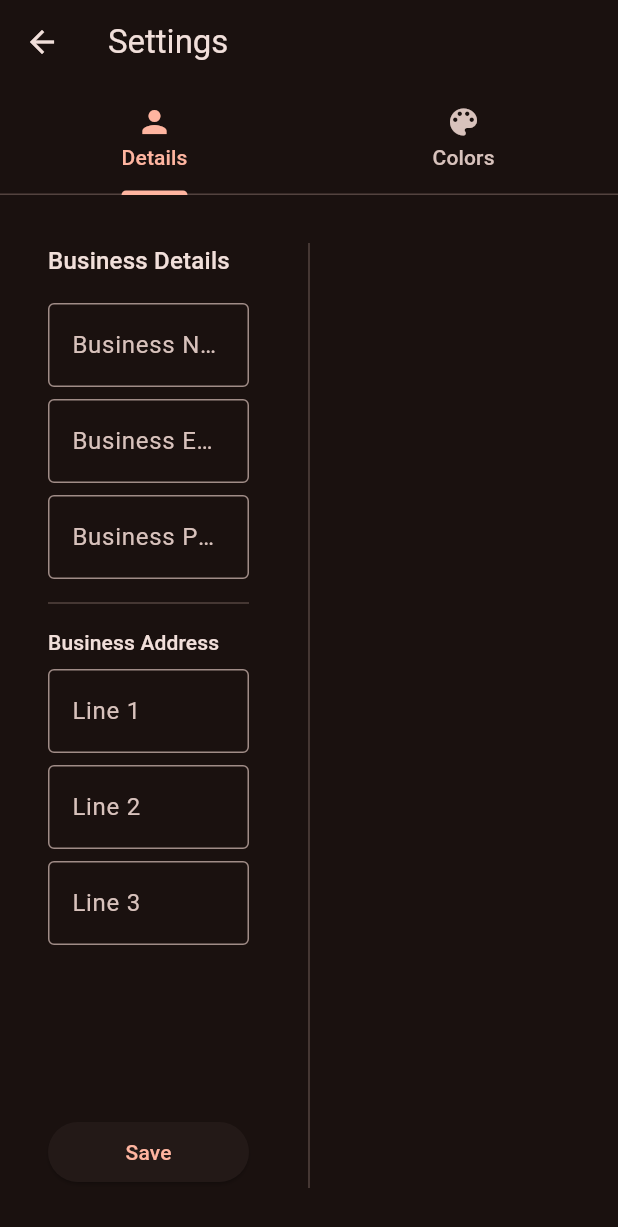
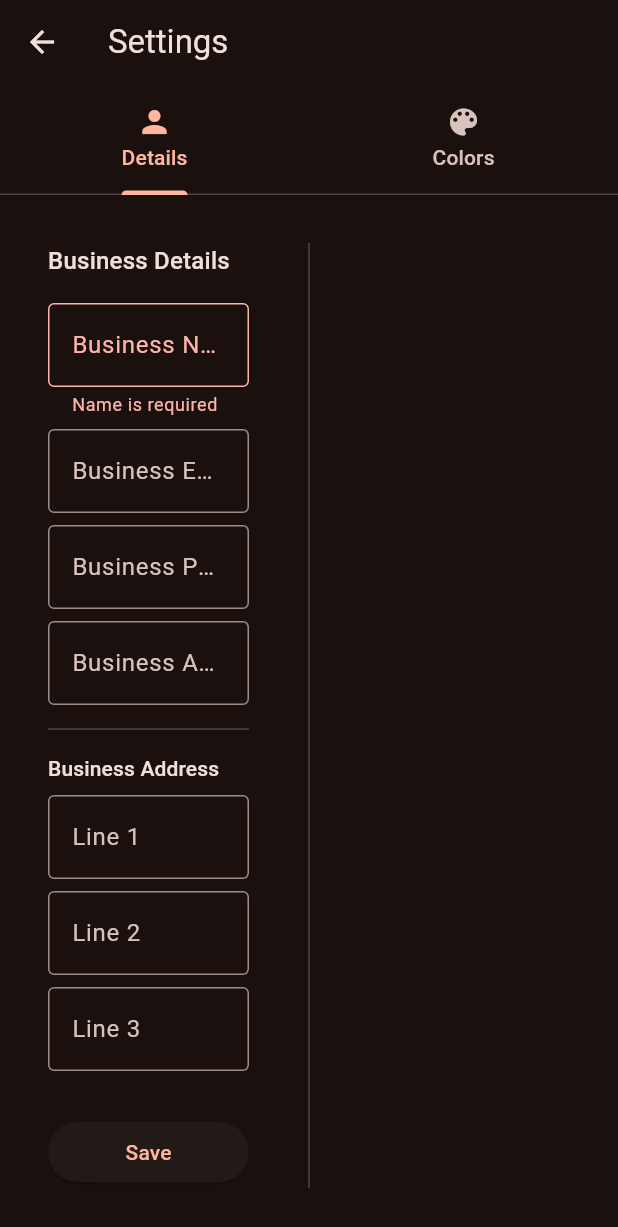
Before and after one commit to AdithaD/job_app, a Flutter app: the SettingsPage screen opened directly, after a tap on "Save", on a phone screen of 412 x 824 dp. Shown: the top 1227 px of the screen. Run offline on Flutter 3.47's test engine with Material 3 defaults, Android fonts, the phone set to English and light mode, and no system bars; our stand-ins replace file_picker, flutter_colorpicker, flutter_riverpod, pdf, pocketbase, riverpod and 2 more; accounts and stored records are empty; network calls fail.

Commit message:
added business details saving / quote integration

```diff
--- a/lib/api.dart
+++ b/lib/api.dart
@@ -15,6 +15,11 @@ final authStorePod = FutureProvider((ref) async {
   var pb = await ref.watch(pocketBasePod.future);
 
   return pb.authStore;
+});
+
+final userPod = FutureProvider((ref) async {
+  var pb = await ref.watch(pocketBasePod.future);
+  return pb.authStore.model;
 });
 
 final userId = FutureProvider((ref) async {
@@ -94,6 +99,13 @@ final allTagColorsPod = FutureProvider((ref) async {
   return pod.getFullList();
 });
 
+final userDetailsPod = FutureProvider((ref) async {
+  var pb = await ref.watch(pocketBasePod.future);
+  var uId = await ref.watch(userId.future);
+
+  return pb.collection('users').getOne(uId);
+});
+
 Future<void> requestErrorHandler(
     BuildContext context, Future Function() function,
     {String? customMessage}) async {
--- a/lib/models/business_details.dart
+++ b/lib/models/business_details.dart
@@ -20,7 +20,8 @@ class BusinessDetails {
       _$BusinessDetailsFromJson(json);
 
   factory BusinessDetails.fromRecord(RecordModel rm) =>
-      BusinessDetails.fromJson(rm.toJson());
+      BusinessDetails.fromJson(
+          rm.toJson()["businessDetails"] as Map<String, dynamic>);
 
   Map<String, dynamic> toJson() => _$BusinessDetailsToJson(this);
 
--- /dev/null
+++ b/lib/models/user.dart
@@ -0,0 +1,37 @@
+import 'package:job_app/models/business_details.dart';
+import 'package:job_app/models/payment_details.dart';
+import 'package:json_annotation/json_annotation.dart';
+import 'package:pocketbase/pocketbase.dart';
+
+part 'user.g.dart';
+
+@JsonSerializable()
+class User {
+  String? id;
+  String email;
+  String name;
+  String username;
+  bool verified;
+
+  BusinessDetails? business;
+  PaymentDetails? payment;
+
+  String? logo;
+
+  factory User.fromJson(Map<String, dynamic> json) => _$UserFromJson(json);
+
+  factory User.fromRecord(RecordModel record) => User.fromJson(record.data);
+
+  Map<String, dynamic> toJson() => _$UserToJson(this);
+
+  User({
+    required this.id,
+    required this.email,
+    required this.name,
+    required this.username,
+    required this.verified,
+    this.logo,
+    this.business,
+    this.payment,
+  });
+}
--- a/lib/pages/settings_page.dart
+++ b/lib/pages/settings_page.dart
@@ -3,20 +3,20 @@ import 'package:flutter_colorpicker/flutter_colorpicker.dart';
 import 'package:flutter_riverpod/flutter_riverpod.dart';
 import 'package:job_app/api.dart';
 import 'package:job_app/components/tag_list.dart';
+import 'package:job_app/models/business_details.dart';
 import 'package:job_app/models/tag.dart';
 import 'package:job_app/models/tag_colors.dart';
-import 'package:job_app/pages/view_job/view_job_page.dart';
+import 'package:job_app/models/user.dart';
 
-class SettingsPage extends StatefulWidget {
-  const SettingsPage({Key? key}) : super(key: key);
+class SettingsPage extends ConsumerWidget {
+  const SettingsPage({super.key});
 
   @override
-  State<SettingsPage> createState() => _SettingsPageState();
-}
+  Widget build(BuildContext context, WidgetRef ref) {
+    var user = ref
+        .watch(userDetailsPod)
+        .mapOrNull(data: (data) => User.fromRecord(data.value));
 
-class _SettingsPageState extends State<SettingsPage> {
-  @override
-  Widget build(BuildContext context) {
     return DefaultTabController(
       length: 2,
       child: Scaffold(
@@ -36,7 +36,7 @@ class _SettingsPageState extends State<SettingsPage> {
                   Flexible(
                     child: Padding(
                       padding: const EdgeInsets.symmetric(horizontal: 32.0),
-                      child: BusinessDetailsSettings(),
+                      child: BusinessDetailsSettings(business: user?.business),
                     ),
                   ),
                   VerticalDivider(),
@@ -82,22 +82,27 @@ class PaymentDetailsSettings extends StatelessWidget {
   }
 }
 
-class BusinessDetailsSettings extends StatefulWidget {
+class BusinessDetailsSettings extends ConsumerStatefulWidget {
+  final BusinessDetails? business;
+
   const BusinessDetailsSettings({
     super.key,
+    this.business,
   });
 
   @override
-  State<BusinessDetailsSettings> createState() =>
+  ConsumerState<BusinessDetailsSettings> createState() =>
       _BusinessDetailsSettingsState();
 }
 
-class _BusinessDetailsSettingsState extends State<BusinessDetailsSettings> {
+class _BusinessDetailsSettingsState
+    extends ConsumerState<BusinessDetailsSettings> {
   final _formKey = GlobalKey<FormState>();
 
   late TextEditingController _businessNameController;
   late TextEditingController _businessEmailController;
-  late TextEditingController _businessPhoneController;
+  late TextEditingController _businessPhoneNumberController;
+  late TextEditingController _businessABNController;
 
   late TextEditingController _businessAddressLine1Controller;
   late TextEditingController _businessAddressLine2Controller;
@@ -107,13 +112,31 @@ class _BusinessDetailsSettingsState extends State<BusinessDetailsSettings> {
   void initState() {
     super.initState();
 
-    _businessNameController = TextEditingController();
-    _businessEmailController = TextEditingController();
-    _businessPhoneController = TextEditingController();
+    var business = widget.business;
 
-    _businessAddressLine1Controller = TextEditingController();
-    _businessAddressLine2Controller = TextEditingController();
-    _businessAddressLine3Controller = TextEditingController();
+    _businessNameController = TextEditingController(
+      text: business?.name ?? "",
+    );
+    _businessEmailController = TextEditingController(
+      text: business?.email ?? "",
+    );
+    _businessPhoneNumberController = TextEditingController(
+      text: business?.phoneNumber ?? "",
+    );
+
+    _businessAddressLine1Controller = TextEditingController(
+      text: business?.addressLine1 ?? "",
+    );
+    _businessAddressLine2Controller = TextEditingController(
+      text: business?.addressLine2 ?? "",
+    );
+    _businessAddressLine3Controller = TextEditingController(
+      text: business?.addressLine3 ?? "",
+    );
+
+    _businessABNController = TextEditingController(
+      text: business?.abn ?? "",
+    );
   }
 
   @override
@@ -123,7 +146,7 @@ class _BusinessDetailsSettingsState extends State<BusinessDetailsSettings> {
     _businessNameController.dispose();
 
     _businessEmailController.dispose();
-    _businessPhoneController.dispose();
+    _businessPhoneNumberController.dispose();
 
     _businessAddressLine1Controller.dispose();
     _businessAddressLine2Controller.dispose();
@@ -141,6 +164,11 @@ class _BusinessDetailsSettingsState extends State<BusinessDetailsSettings> {
             "Business Details",
             style: Theme.of(context).textTheme.titleMedium,
           ),
+          Expanded(
+            child: SingleChildScrollView(
+              child: Column(
+                crossAxisAlignment: CrossAxisAlignment.stretch,
+                children: [
                   SizedBox(height: 16),
                   TextFormField(
                     decoration: InputDecoration(
@@ -169,7 +197,15 @@ class _BusinessDetailsSettingsState extends State<BusinessDetailsSettings> {
                       border: OutlineInputBorder(),
                       labelText: 'Business Phone',
                     ),
-            controller: _businessPhoneController,
+                    controller: _businessPhoneNumberController,
+                  ),
+                  SizedBox(height: 8),
+                  TextFormField(
+                    decoration: InputDecoration(
+                      border: OutlineInputBorder(),
+                      labelText: 'Business ABN',
+                    ),
+                    controller: _businessABNController,
                   ),
                   SizedBox(height: 8),
                   Divider(),
@@ -202,9 +238,13 @@ class _BusinessDetailsSettingsState extends State<BusinessDetailsSettings> {
                     ),
                     controller: _businessAddressLine3Controller,
                   ),
-          Spacer(),
+                ],
+              ),
+            ),
+          ),
+          SizedBox(height: 16),
           ElevatedButton(
-            onPressed: _saveBusinessDetails,
+            onPressed: () => _saveBusinessDetails(context),
             child: Text("Save"),
           ),
         ],
@@ -212,7 +252,32 @@ class _BusinessDetailsSettingsState extends State<BusinessDetailsSettings> {
     );
   }
 
-  void _saveBusinessDetails() {}
+  Future<void> _saveBusinessDetails(BuildContext context) async {
+    if (_formKey.currentState!.validate()) {
+      await requestErrorHandler(context, () async {
+        var userCollection =
+            (await ref.read(pocketBasePod.future)).collection('users');
+
+        var uId = await ref.read(userId.future);
+
+        var newUser = User.fromRecord(await userCollection.getOne(uId));
+
+        newUser.business = BusinessDetails(
+          name: _businessNameController.text,
+          email: _businessEmailController.text,
+          phoneNumber: _businessPhoneNumberController.text,
+          addressLine1: _businessAddressLine1Controller.text,
+          addressLine2: _businessAddressLine2Controller.text,
+          addressLine3: _businessAddressLine3Controller.text,
+          abn: _businessABNController.text,
+        );
+
+        await userCollection.update(uId, body: newUser.toJson());
+
+        ref.invalidate(userDetailsPod);
+      });
+    }
+  }
 }
 
 class TagColorSettings extends ConsumerStatefulWidget {
--- a/lib/pages/view_job/view_job_page.dart
+++ b/lib/pages/view_job/view_job_page.dart
@@ -18,6 +18,7 @@ import 'package:job_app/models/job_attachment.dart';
 import 'package:job_app/models/job_material.dart';
 import 'package:job_app/models/notes.dart';
 import 'package:job_app/models/tag.dart';
+import 'package:job_app/models/user.dart';
 import 'package:job_app/pages/view_job/invoice.dart';
 import 'package:job_app/pages/view_job/view_job_list_card.dart';
 import 'package:url_launcher/url_launcher.dart';
```
Also changed, not shown: lib/pages/view_job/_payment_view.dart (+8 -3 lines), lib/pages/view_job/invoice.dart (+25 -20 lines), lib/models/user.g.dart (added). Lines whose indentation alone changed are shown as unchanged.
